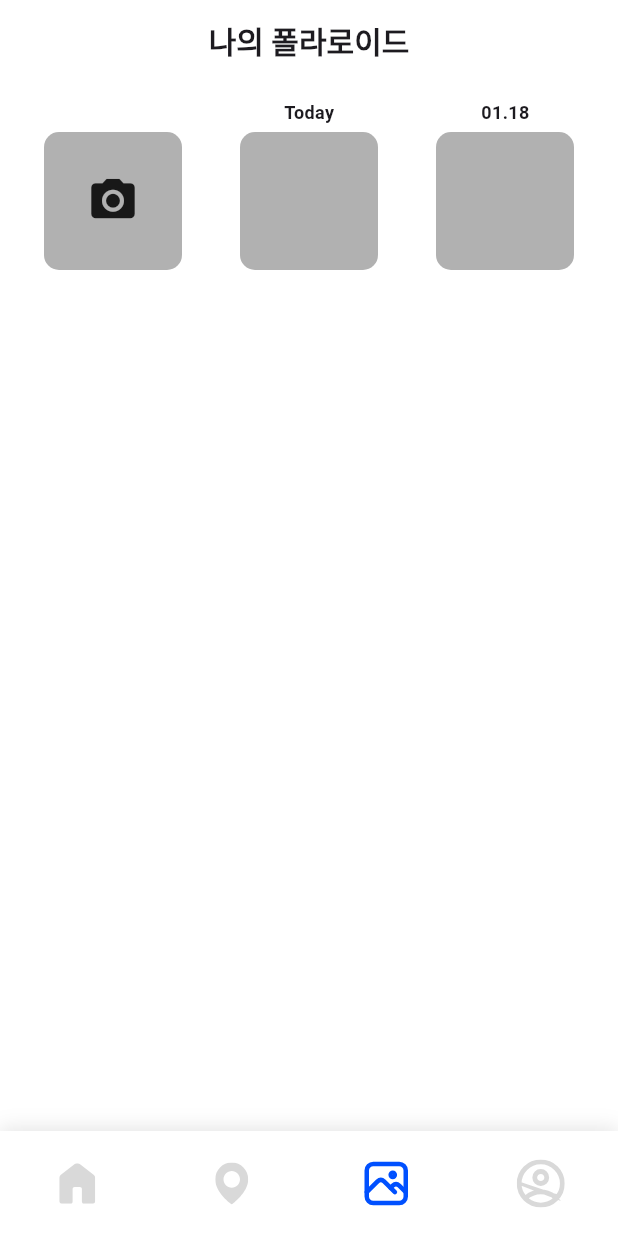
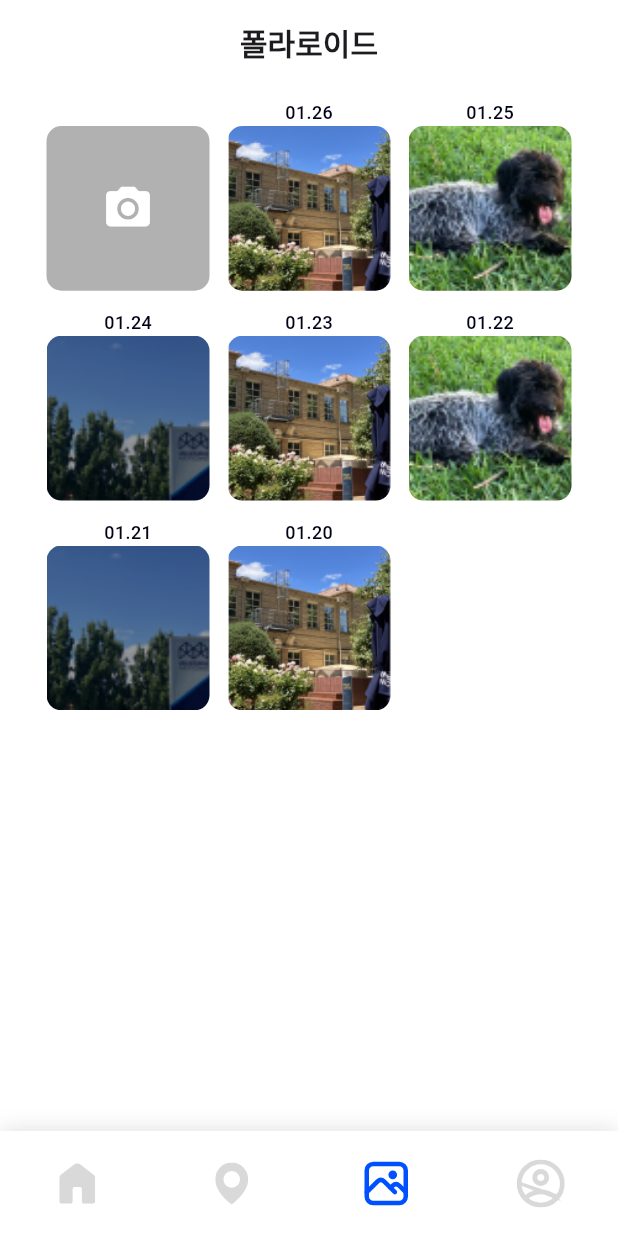
Before and after one commit to 2025-Australia-Internship/TripUS-Client, a Flutter app: the PolaroidPage screen opened by its route, on a phone screen of 412 x 824 dp. Run offline on Flutter 3.47's test engine with Material 3 defaults, Android fonts, the phone set to English and light mode, and no system bars; our stand-ins replace flutter_dotenv, flutter_map, flutter_secure_storage, flutter_svg, image_picker, latlong2 and 1 more; missing offline and left inert: universal_html; accounts and stored records are empty; Roboto replaces fonts that are missing (Pretendard).

Commit message:
폴라로이드 정렬

```diff
--- a/lib/main.dart
+++ b/lib/main.dart
@@ -1,8 +1,7 @@
 import 'dart:async';
 import 'package:flutter/material.dart';
 import 'package:flutter_dotenv/flutter_dotenv.dart';
-import 'package:tripus/pages/home/home_page.dart';
-import 'package:tripus/pages/map/map_page.dart';
+import 'package:tripus/pages/polaroid/polaroid_page.dart';
 import 'package:tripus/routes/app_pages.dart';
 import 'package:tripus/constants/theme.dart';
 import 'package:tripus/pages/SplashScreen.dart';
@@ -23,7 +22,7 @@ class MyApp extends StatelessWidget {
       debugShowCheckedModeBanner: false, // 디버그 배너 제거
       title: 'TripUS',
       theme: AppTheme.lightTheme,
-      home: const MapPage(),
+      home: const PolaroidPage(),
       routes: routes,
     );
   }
--- a/lib/pages/polaroid/polaroid_page.dart
+++ b/lib/pages/polaroid/polaroid_page.dart
@@ -1,7 +1,7 @@
 import 'package:flutter/material.dart';
 import 'package:tripus/constants/colors.dart';
+import 'package:tripus/pages/polaroid/edit_polaroid.dart';
 import 'package:tripus/pages/polaroid/many_polaroid.dart';
-import 'package:tripus/pages/polaroid/edit_polaroid.dart';
 import 'package:tripus/widgets/bottom_navigation.dart';
 
 class PolaroidPage extends StatelessWidget {
@@ -9,106 +9,124 @@ class PolaroidPage extends StatelessWidget {
 
   @override
   Widget build(BuildContext context) {
+    final List<Map<String, dynamic>> mockItems = [
+      {'date': '', 'type': 'camera'}, // 첫 번째는 항상 카메라
+      {'date': '01.26', 'image': 'assets/sample1.png'},
+      {'date': '01.25', 'image': 'assets/sample2.png'},
+      {'date': '01.24', 'image': 'assets/sample3.png'},
+      {'date': '01.23', 'image': 'assets/sample1.png'},
+      {'date': '01.22', 'image': 'assets/sample2.png'},
+      {'date': '01.21', 'image': 'assets/sample3.png'},
+      {'date': '01.20', 'image': 'assets/sample1.png'},
+    ];
+
     return Scaffold(
       appBar: AppBar(
         backgroundColor: Colors.white,
         title: const Text(
-          '나의 폴라로이드',
+          '폴라로이드',
           style: TextStyle(fontWeight: FontWeight.w600, fontSize: 20),
         ),
         centerTitle: true,
         automaticallyImplyLeading: false,
       ),
-      body: Container(
-        width: double.infinity,
-        height: double.infinity,
-        color: Colors.white,
-        child: Column(
-          children: [
-            Padding(
-              padding: const EdgeInsets.symmetric(vertical: 10, horizontal: 10),
-              child: Column(
-                children: [
-                  Row(
-                    mainAxisAlignment: MainAxisAlignment.spaceAround,
-                    children: const [
-                      Text('          ',
-                          style: TextStyle(
-                              fontWeight: FontWeight.w600, fontSize: 12)),
-                      Text('Today',
-                          style: TextStyle(
-                              fontWeight: FontWeight.w600, fontSize: 12)),
-                      Text('01.18',
-                          style: TextStyle(
-                              fontWeight: FontWeight.w600, fontSize: 12)),
-                    ],
+      body: Center(
+        child: Container(
+          width: 370,
+          child: Padding(
+            padding: const EdgeInsets.all(10),
+            child: GridView.count(
+              crossAxisCount: 3,
+              crossAxisSpacing: 12,
+              mainAxisSpacing: 12,
+              childAspectRatio: 0.85, // 정사각형 비율 보장
+              children: mockItems.map((item) {
+                if (item['type'] == 'camera') {
+                  return _buildCameraBox(context);
+                } else {
+                  return _buildPolaroidItem(
+                    context,
+                    date: item['date'],
+                    imagePath: item['image'],
+                  );
+                }
+              }).toList(),
             ),
-                  const SizedBox(height: 5),
-                  Row(
-                    mainAxisAlignment: MainAxisAlignment.spaceAround,
-                    children: [
-                      GestureDetector(
+          ),
+        ),
+      ),
+      bottomNavigationBar: const BottomNavigation(initialIndex: 2),
+    );
+  }
+
+  Widget _buildCameraBox(BuildContext context) {
+    return GestureDetector(
       onTap: () {
         Navigator.push(
           context,
-                            MaterialPageRoute(
-                              builder: (_) => EditPolaroid(),
-                            ),
+          MaterialPageRoute(builder: (_) => EditPolaroid()),
         );
       },
+      child: Column(
+        children: [
+          // 날짜 공간을 빈 공간으로 확보 (다른 아이템과 정렬 맞추기)
+          const SizedBox(height: 18),
+          Expanded(
             child: Container(
-                          width: 92,
-                          height: 92,
+              width: double.infinity,
               decoration: BoxDecoration(
                 color: grey04,
                 borderRadius: BorderRadius.circular(10),
               ),
-                          child: const Icon(Icons.camera_alt, size: 35),
+              child: const Center(
+                child: Icon(Icons.camera_alt, size: 35, color: Colors.white),
               ),
             ),
-                      GestureDetector(
+          ),
+        ],
+      ),
+    );
+  }
+
+  Widget _buildPolaroidItem(BuildContext context,
+      {required String date, required String imagePath}) {
+    return GestureDetector(
       onTap: () {
         Navigator.push(
           context,
-                              MaterialPageRoute(
-                                  builder: (_) => const ManyPolaroid()));
+          MaterialPageRoute(builder: (_) => const ManyPolaroid()),
+        );
       },
-                        child: Container(
-                          width: 92,
-                          height: 92,
-                          decoration: BoxDecoration(
-                            color: grey04,
-                            borderRadius: BorderRadius.circular(10),
+      child: Column(
+        children: [
+          // 날짜를 위쪽에 가운데 정렬로 배치
+          SizedBox(
+            height: 18,
+            child: Center(
+              child: Text(
+                date,
+                style: const TextStyle(
+                  fontSize: 12,
+                  fontWeight: FontWeight.w500,
+                  color: dark08,
                 ),
               ),
             ),
-                      GestureDetector(
-                        onTap: () {
-                          Navigator.push(
-                              context,
-                              MaterialPageRoute(
-                                  builder: (_) => const ManyPolaroid()));
-                        },
+          ),
+          Expanded(
             child: Container(
-                          width: 92,
-                          height: 92,
+              width: double.infinity,
               decoration: BoxDecoration(
-                            color: grey04,
+                image: DecorationImage(
+                  image: AssetImage(imagePath),
+                  fit: BoxFit.cover,
+                ),
                 borderRadius: BorderRadius.circular(10),
               ),
             ),
           ),
         ],
       ),
-                ],
-              ),
-            ),
-            const Spacer(),
-            const SizedBox(height: 80),
-          ],
-        ),
-      ),
-      bottomNavigationBar: const BottomNavigation(initialIndex: 2),
     );
   }
 }
```
Lines whose indentation alone changed are shown as unchanged.
